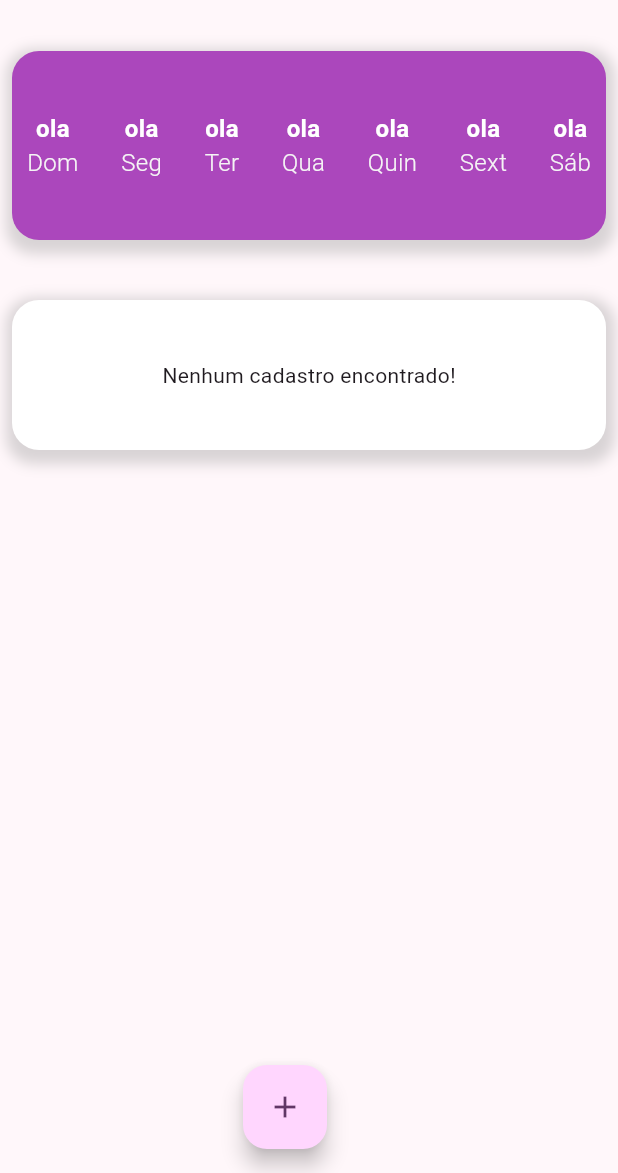
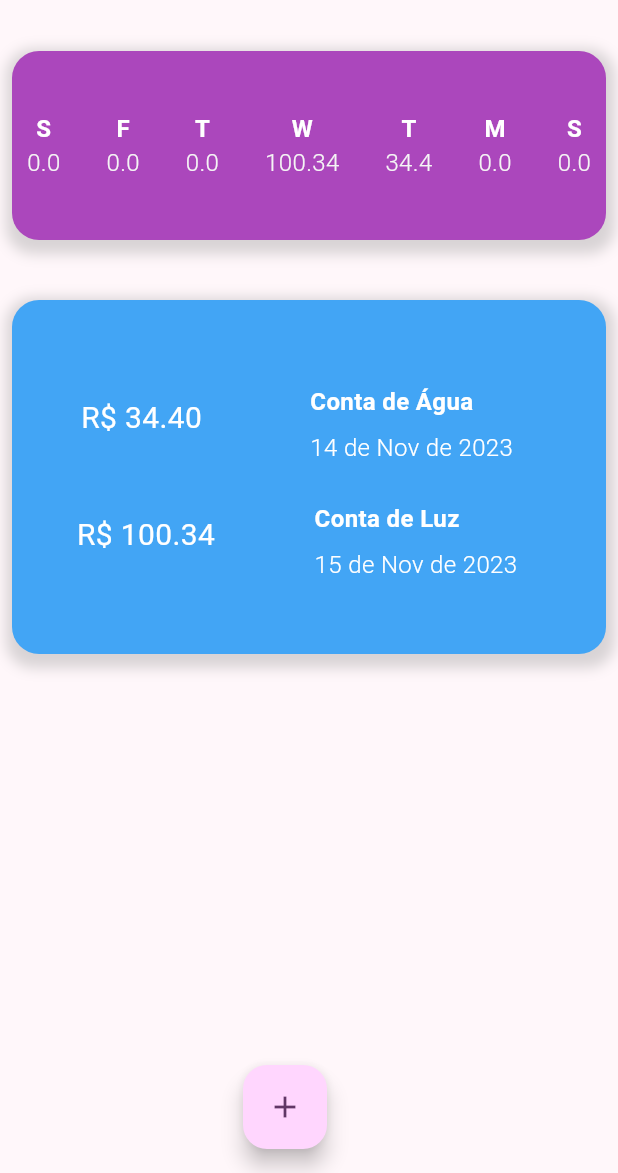
Before and after one commit to jeanmarcos552/learning-flutter, a Flutter app: the screen it shows after launch, on a phone screen of 412 x 824 dp, the part 63-1236 px from its top. Run offline on Flutter 3.47's test engine with Material 2 defaults, Android fonts, the phone set to English and light mode, and no system bars; our stand-ins replace google_fonts.

Commit message:
feat: init Chart

```diff
--- a/expenses/lib/main.dart
+++ b/expenses/lib/main.dart
@@ -1,4 +1,4 @@
-import 'package:expenses/views/home/home_shart.dart';
+import 'package:expenses/views/home/home_chart.dart';
 import 'package:provider/provider.dart';
 import 'package:flutter/material.dart';
 
--- a/expenses/lib/providers/transactions.dart
+++ b/expenses/lib/providers/transactions.dart
@@ -4,26 +4,26 @@ import 'package:flutter/material.dart';
 class Transactions with ChangeNotifier {
   final Map<String, Transaction> _item = {};
 
-  // Transactions() {
-  //   _item.putIfAbsent(
-  //     "1",
-  //     () => Transaction(
-  //       date: DateTime.now(),
-  //       id: 1,
-  //       name: "Conta de Luz",
-  //       value: 100.34,
-  //     ),
-  //   );
-  //   _item.putIfAbsent(
-  //     "2",
-  //     () => Transaction(
-  //       date: DateTime.now(),
-  //       id: 2,
-  //       name: "Conta de Água",
-  //       value: 34.4,
-  //     ),
-  //   );
-  // }
+  Transactions() {
+    _item.putIfAbsent(
+      "1",
+      () => Transaction(
+        date: DateTime.now().subtract(const Duration(days: 3)),
+        id: 1,
+        name: "Conta de Luz",
+        value: 100.34,
+      ),
+    );
+    _item.putIfAbsent(
+      "2",
+      () => Transaction(
+        date: DateTime.now().subtract(const Duration(days: 4)),
+        id: 2,
+        name: "Conta de Água",
+        value: 34.4,
+      ),
+    );
+  }
 
   List<Transaction> get all {
     return [..._item.values];
--- /dev/null
+++ b/expenses/lib/views/home/home_chart.dart
@@ -0,0 +1,70 @@
+import 'package:expenses/components/card_app.dart';
+import 'package:expenses/providers/transactions.dart';
+import 'package:flutter/material.dart';
+import 'package:intl/intl.dart';
+import 'package:provider/provider.dart';
+
+class HomeChart extends StatefulWidget {
+  const HomeChart({
+    super.key,
+  });
+
+  @override
+  State<StatefulWidget> createState() => _HomeChart();
+}
+
+class _HomeChart extends State<HomeChart> {
+  List<Map<String, Object>> get groupedTransactions {
+    final Transactions transactions = Provider.of(context);
+
+    return List.generate(7, (index) {
+      final weekday = DateTime.now().subtract(Duration(days: index));
+      double totalSum = 0;
+
+      for (var element in transactions.all) {
+        bool sameDay = element.date.day == weekday.day;
+        bool sameMonth = element.date.month == weekday.month;
+        bool sameYear = element.date.year == weekday.year;
+
+        if (sameDay && sameMonth && sameYear) {
+          totalSum += element.value;
+        }
+      }
+
+      return {"day": DateFormat.E().format(weekday)[0], 'value': totalSum};
+    });
+  }
+
+  @override
+  Widget build(BuildContext context) {
+    return CardApp(
+      color: Colors.purple[400],
+      child: Row(
+        mainAxisAlignment: MainAxisAlignment.spaceBetween,
+        children: [
+          for (var item in groupedTransactions)
+            Column(
+              children: <Widget>[
+                Text(
+                  item["day"].toString(),
+                  style: const TextStyle(
+                    color: Colors.white,
+                    fontWeight: FontWeight.w600,
+                    fontSize: 16,
+                  ),
+                ),
+                Text(
+                  item["value"].toString(),
+                  style: TextStyle(
+                    color: Colors.grey[100],
+                    fontWeight: FontWeight.w300,
+                    fontSize: 16,
+                  ),
+                ),
+              ],
+            ),
+        ],
+      ),
+    );
+  }
+}
--- a/expenses/lib/views/home/home_shart.dart
+++ /dev/null
@@ -1,55 +0,0 @@
-import 'package:expenses/components/card_app.dart';
-import 'package:flutter/material.dart';
-
-class HomeChart extends StatefulWidget {
-  const HomeChart({super.key});
-
-  @override
-  State<StatefulWidget> createState() => _HomeChart();
-}
-
-class _HomeChart extends State<HomeChart> {
-  // This widget is the root of your application.
-  final Map<int, String> dayOfWeek = {
-    1: "Dom",
-    2: "Seg",
-    3: "Ter",
-    4: "Qua",
-    5: "Quin",
-    6: "Sext",
-    7: "Sáb",
-  };
-
-  @override
-  Widget build(BuildContext context) {
-    return CardApp(
-      color: Colors.purple[400],
-      child: Row(
-        mainAxisAlignment: MainAxisAlignment.spaceBetween,
-        children: [
-          for (var i = 1; i <= 7; i++)
-            Column(
-              children: <Widget>[
-                const Text(
-                  "ola",
-                  style: TextStyle(
-                    color: Colors.white,
-                    fontWeight: FontWeight.w600,
-                    fontSize: 16,
-                  ),
-                ),
-                Text(
-                  dayOfWeek[i].toString(),
-                  style: TextStyle(
-                    color: Colors.grey[100],
-                    fontWeight: FontWeight.w300,
-                    fontSize: 16,
-                  ),
-                ),
-              ],
-            ),
-        ],
-      ),
-    );
-  }
-}
```
